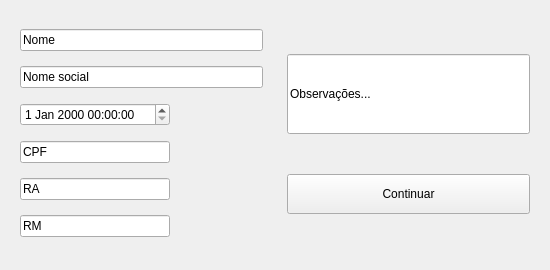
The window that App/view/ui/registerStudent.ui (Caiquef80/Gerenciamento-Escolar) describes before a commit, drawn with Qt 5.
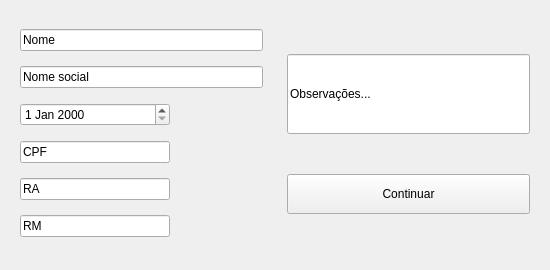
The same window after the commit.

Commit message: feat: registerStudentUI concluída (#57)

```diff
--- a/App/view/ui/registerStudent.ui
+++ b/App/view/ui/registerStudent.ui
@@ -32,7 +32,7 @@
        </widget>
       </item>
       <item>
-       <widget class="QDateTimeEdit" name="data_3">
+       <widget class="QDateEdit" name="data_nasc">
         <property name="maximumSize">
          <size>
           <width>150</width>
```
Left out of the diff: 6 changed lines with no effect on the pictures. The commit also changes 1 other file.
